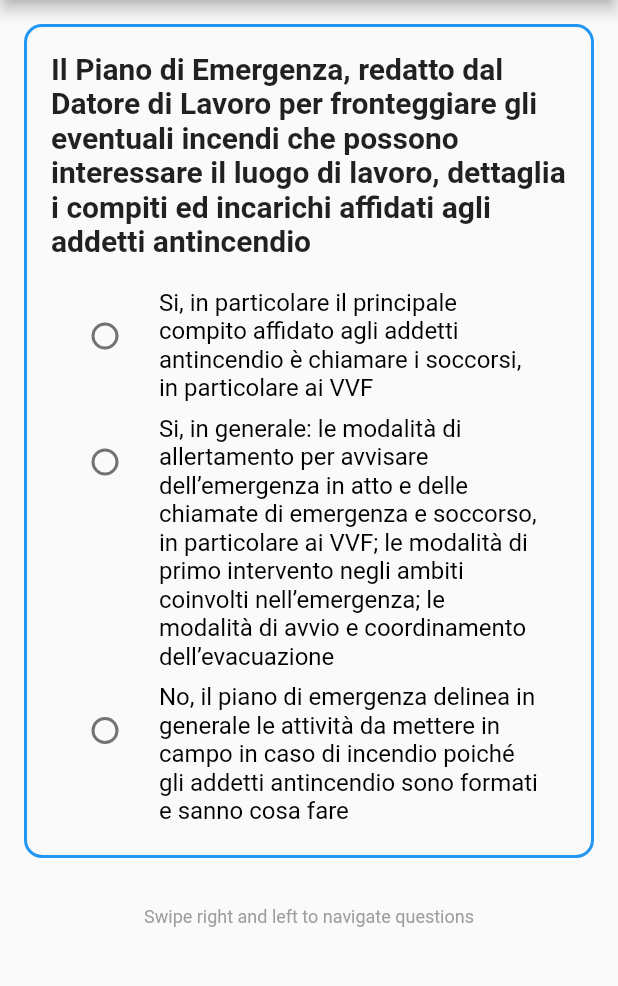
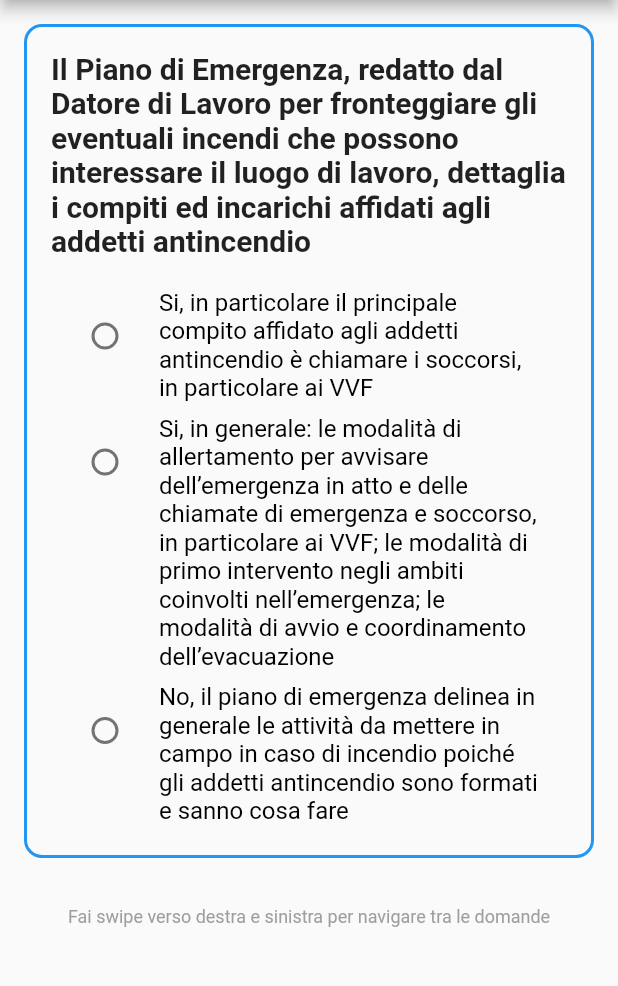
Before and after one commit to andreaacomelli/QuizApp, a Flutter app: the QuizScreen screen opened directly, on a phone screen of 412 x 824 dp, the part 84-1070 px from its top. Run offline on Flutter 3.47's test engine with Material 2 defaults, Android fonts, the phone set to English and light mode, and no system bars; our stand-ins replace csv.

Commit message:
Migliorie varie

```diff
--- a/lib/main.dart
+++ b/lib/main.dart
@@ -1,4 +1,5 @@
 import 'package:flutter/material.dart';
+
 import 'start_screen.dart';
 
 void main() => runApp(QuizApp());
--- a/lib/question_widget.dart
+++ b/lib/question_widget.dart
@@ -1,4 +1,5 @@
 import 'package:flutter/material.dart';
+
 import 'quiz_response_class.dart';
 
 class QuestionWidget extends StatefulWidget {
@@ -87,7 +88,7 @@ class _QuestionWidgetState extends State<QuestionWidget> {
           child: Padding(
             padding: EdgeInsets.symmetric(horizontal: 16.0),
             child: Text(
-              'Swipe right and left to navigate questions',
+              'Fai swipe verso destra e sinistra per navigare tra le domande',
               style: TextStyle(fontSize: 12, color: Colors.grey),
               textAlign: TextAlign.center,
             ),
--- a/lib/quiz_screen.dart
+++ b/lib/quiz_screen.dart
@@ -1,8 +1,10 @@
 import 'dart:async';
 import 'dart:math';
+
 import 'package:flutter/services.dart' show rootBundle;
 import 'package:flutter/material.dart';
 import 'package:csv/csv.dart';
+
 import 'quiz_response_class.dart';
 import 'question_widget.dart';
 import 'question_class.dart';
@@ -176,7 +178,7 @@ class _QuizScreenState extends State<QuizScreen> {
               mainAxisAlignment: MainAxisAlignment.center,
               children: <Widget>[
                 Text(
-              'Answered all $maxQuestions questions',
+                  'Rispondi a tutte le $maxQuestions domande',
                   style: TextStyle(
                     fontSize: 18.0,
                   ),
@@ -201,7 +203,7 @@ class _QuizScreenState extends State<QuizScreen> {
                       ),
                     );
                   },
-              child: Text('Show Results'),
+                  child: Text('Visualizza i risultati'),
                 ),
               ],
             ),
```
Lines whose indentation alone changed are shown as unchanged.
